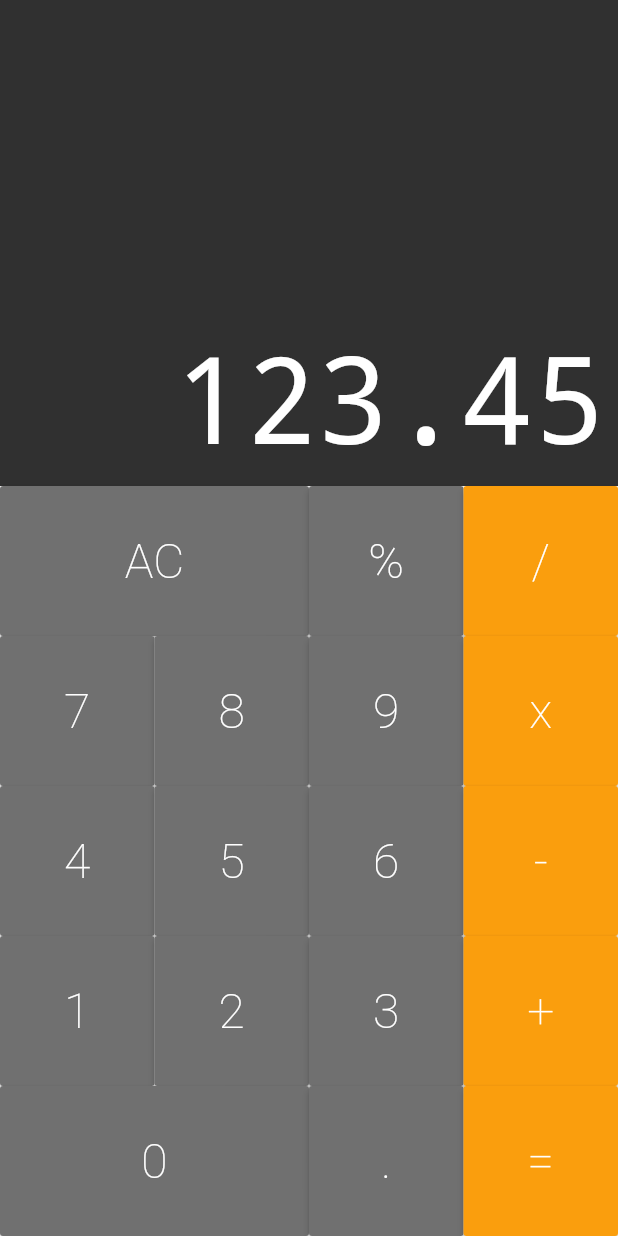
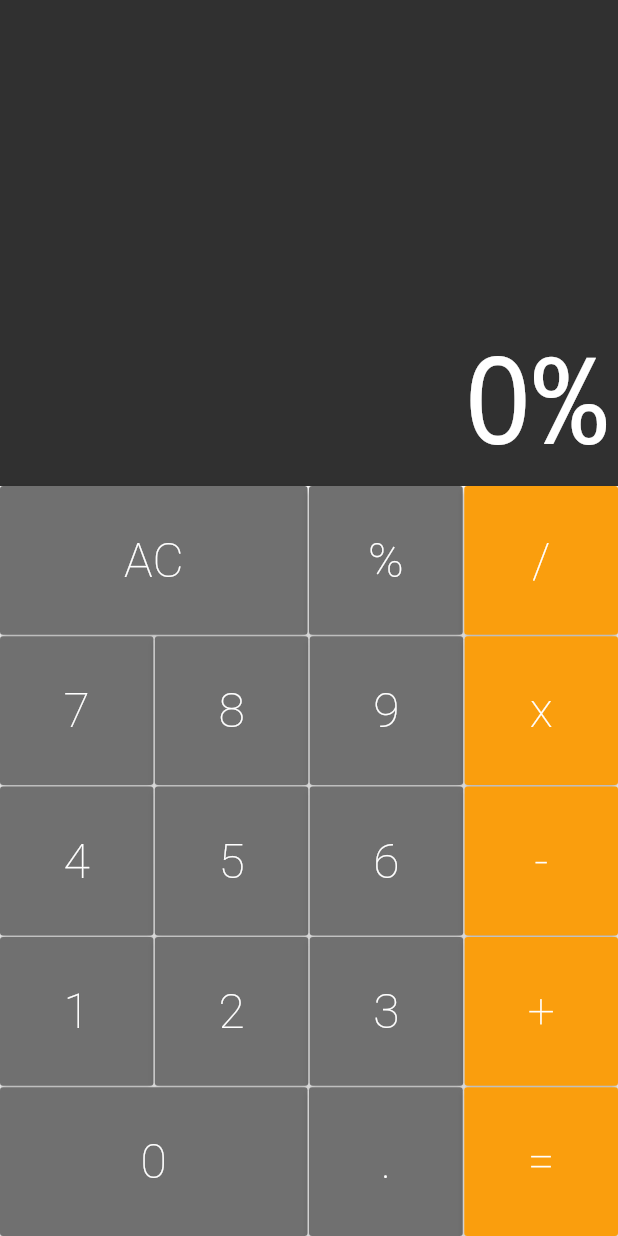
Before and after one commit to danilocordeiro/calculador-app, a Flutter app: the screen it shows after launch, after a tap on an icon or button, on a phone screen of 412 x 824 dp. Run offline on Flutter 3.47's test engine with Material 2 defaults, Android fonts, the phone set to English and light mode, and no system bars; drawn by our look-alikes of auto_size_text.

```diff
--- a/lib/components/button.dart
+++ b/lib/components/button.dart
@@ -7,23 +7,27 @@ class Button extends StatelessWidget {
   final String text;
   final bool big;
   final Color color;
+  final void Function(String) cb;
 
   Button({
     @required this.text,
     this.big = false,
     this.color = DEFAULT,
+    @required this.cb,
   });
 
   Button.big({
     @required this.text,
     this.big = true,
     this.color = DEFAULT,
+    @required this.cb,
   });
 
   Button.operation({
     @required this.text,
     this.big = false,
     this.color = OPERATION,
+    @required this.cb,
   });
 
   @override
@@ -37,7 +41,7 @@ class Button extends StatelessWidget {
           style: TextStyle(
               color: Colors.white, fontSize: 32, fontWeight: FontWeight.w200),
         ),
-        onPressed: () {},
+        onPressed: () => cb(text),
       ),
     );
   }
--- a/lib/components/button_row.dart
+++ b/lib/components/button_row.dart
@@ -12,7 +12,17 @@ class ButtonRow extends StatelessWidget {
       flex: 1,
       child: Row(
         crossAxisAlignment: CrossAxisAlignment.stretch,
-        children: buttons,
+        children: buttons.fold(<Widget>[], (list, b) {
+          list.isEmpty
+              ? list.add(b)
+              : list.addAll([
+                  SizedBox(
+                    width: 1,
+                  ),
+                  b
+                ]);
+          return list;
+        }),
       ),
     );
   }
--- a/lib/components/keyboard.dart
+++ b/lib/components/keyboard.dart
@@ -3,7 +3,9 @@ import 'package:calculator/components/button_row.dart';
 import 'package:flutter/material.dart';
 
 class Keyboard extends StatelessWidget {
-  const Keyboard({Key key}) : super(key: key);
+  final void Function(String) cb;
+
+  Keyboard(this.cb);
 
   @override
   Widget build(BuildContext context) {
@@ -14,34 +16,96 @@ class Keyboard extends StatelessWidget {
           ButtonRow([
             Button.big(
               text: 'AC',
+              cb: cb,
             ),
-            Button(text: '%'),
-            Button.operation(text: '/'),
+            Button(
+              text: '%',
+              cb: cb,
+            ),
+            Button.operation(
+              text: '/',
+              cb: cb,
+            ),
           ]),
+          SizedBox(
+            height: 1,
+          ),
           ButtonRow([
-            Button(text: '7'),
-            Button(text: '8'),
-            Button(text: '9'),
-            Button.operation(text: 'x'),
+            Button(
+              text: '7',
+              cb: cb,
+            ),
+            Button(
+              text: '8',
+              cb: cb,
+            ),
+            Button(
+              text: '9',
+              cb: cb,
+            ),
+            Button.operation(
+              text: 'x',
+              cb: cb,
+            ),
           ]),
+          SizedBox(
+            height: 1,
+          ),
           ButtonRow([
-            Button(text: '4'),
-            Button(text: '5'),
-            Button(text: '6'),
-            Button.operation(text: '-'),
+            Button(
+              text: '4',
+              cb: cb,
+            ),
+            Button(
+              text: '5',
+              cb: cb,
+            ),
+            Button(
+              text: '6',
+              cb: cb,
+            ),
+            Button.operation(
+              text: '-',
+              cb: cb,
+            ),
           ]),
+          SizedBox(
+            height: 1,
+          ),
           ButtonRow([
-            Button(text: '1'),
-            Button(text: '2'),
-            Button(text: '3'),
-            Button.operation(text: '+'),
+            Button(
+              text: '1',
+              cb: cb,
+            ),
+            Button(
+              text: '2',
+              cb: cb,
+            ),
+            Button(
+              text: '3',
+              cb: cb,
+            ),
+            Button.operation(
+              text: '+',
+              cb: cb,
+            ),
           ]),
+          SizedBox(
+            height: 1,
+          ),
           ButtonRow([
             Button.big(
               text: '0',
+              cb: cb,
             ),
-            Button(text: '.'),
-            Button.operation(text: '='),
+            Button(
+              text: '.',
+              cb: cb,
+            ),
+            Button.operation(
+              text: '=',
+              cb: cb,
+            ),
           ]),
         ],
       ),
--- a/lib/models/memory.dart
+++ b/lib/models/memory.dart
@@ -1 +1,19 @@
-class Memory {}
+class Memory {
+  String _value = '0';
+
+  String get value {
+    return _value;
+  }
+
+  void applyCommand(String command) {
+    if (command == 'AC') {
+      _allClear();
+    } else {
+      _value += command;
+    }
+  }
+
+  _allClear() {
+    _value = '0';
+  }
+}
--- a/lib/screens/calculator.dart
+++ b/lib/screens/calculator.dart
@@ -1,13 +1,31 @@
 import 'package:calculator/components/display.dart';
 import 'package:calculator/components/keyboard.dart';
+import 'package:calculator/models/memory.dart';
 import 'package:flutter/material.dart';
+import 'package:flutter/services.dart';
 
-class Calculator extends StatelessWidget {
+class Calculator extends StatefulWidget {
+  @override
+  _CalculatorState createState() => _CalculatorState();
+}
+
+class _CalculatorState extends State<Calculator> {
+  final Memory memory = Memory();
+
+  _onPressed(String command) {
+    setState(() {
+      memory.applyCommand(command);
+    });
+  }
+
   @override
   Widget build(BuildContext context) {
+    SystemChrome.setPreferredOrientations(
+      [DeviceOrientation.portraitUp]
+    );
     return MaterialApp(
       home: Column(
-        children: <Widget>[Display('123.45'), Keyboard()],
+        children: <Widget>[Display(memory.value), Keyboard(_onPressed)],
       ),
     );
   }
```
